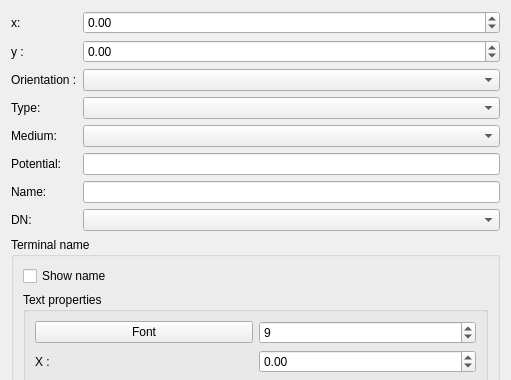
Old version of the form sources/editor/ui/terminaleditor.ui in the repository Opus-id/qelectrotech-source-mirror; both pictures show x 0 to 511 and y 0 to 380 of the 511 by 619 pixel window.
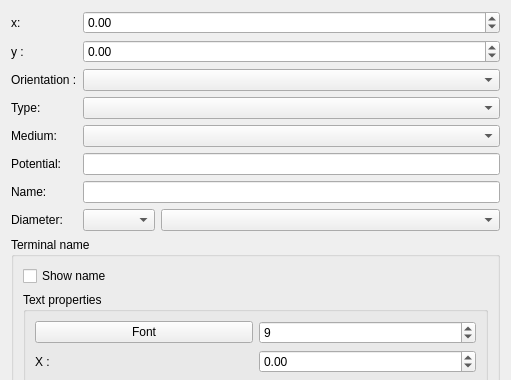
New version of the form.

Patch:
```diff
--- a/sources/editor/ui/terminaleditor.ui
+++ b/sources/editor/ui/terminaleditor.ui
@@ -109,16 +109,33 @@
    <item row="7" column="0">
     <widget class="QLabel" name="label_dn">
      <property name="text">
-      <string>DN:</string>
+      <string>Diameter:</string>
      </property>
     </widget>
    </item>
    <item row="7" column="1">
+    <layout class="QHBoxLayout" name="m_dn_layout">
+     <item>
+      <widget class="QComboBox" name="m_dn_kind_cb">
+       <property name="toolTip">
+        <string>DN: a nominal diameter of ISO 6708 (a flange). Ø: an outside diameter in millimetres, to the tenth (a socket for a plastic pipe).</string>
+       </property>
+      </widget>
+     </item>
+     <item>
     <widget class="QComboBox" name="m_dn_cb">
+       <property name="sizePolicy">
+        <sizepolicy hsizetype="Expanding" vsizetype="Fixed">
+         <horstretch>1</horstretch>
+         <verstretch>0</verstretch>
+        </sizepolicy>
+       </property>
      <property name="toolTip">
-      <string>The nominal diameter of this nozzle, shown under its name. Each placed symbol can change it. Leave it empty if the symbol has no usual size.</string>
-     </property>
-    </widget>
+        <string>The diameter of this nozzle, shown under its name: a DN of ISO 6708 (a flange), or an outside diameter (a socket for a plastic pipe, 110 or 88,9). Each placed symbol can change it. Leave it empty if the symbol has no usual size.</string>
+       </property>
+      </widget>
+     </item>
+    </layout>
    </item>
    <item row="8" column="0" colspan="2">
     <widget class="QGroupBox" name="m_label_gb">
```
Lines whose indentation alone changed are shown as unchanged.
